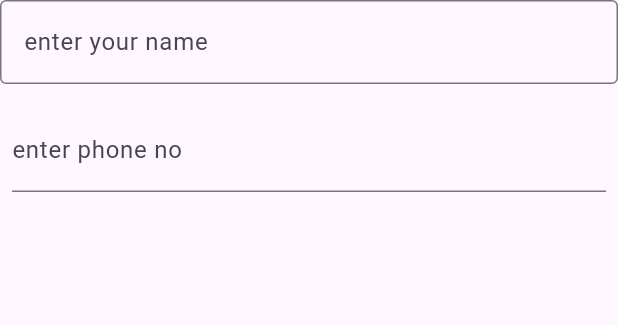
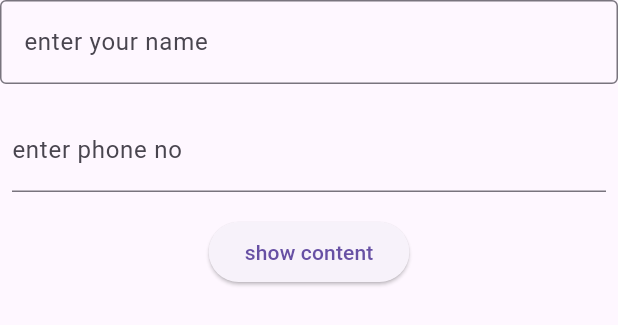
Before and after one commit to abdultanveer/siemens, a Flutter app: the MyForm widget shown alone on an empty page, opened directly, on a phone screen of 412 x 824 dp. Shown: the top 325 px of the screen. Run offline on Flutter 3.47's test engine with Material 3 defaults, Android fonts, the phone set to English and light mode, and no system bars.

Commit message:
texteditingcontroller - get the text from textfield

```diff
--- a/lib/forms/textfield_demo.dart
+++ b/lib/forms/textfield_demo.dart
@@ -17,14 +17,22 @@ class TextFieldApp extends StatelessWidget {
   }
 }
 
-class MyForm extends StatelessWidget {
+class MyForm extends StatefulWidget {
   const MyForm({super.key});
+
+  @override
+  State<MyForm> createState() => _MyFormState();
+}
+//what is builder designn pattern -- flat - 3M , car -2, interior-2 , 1L
+class _MyFormState extends State<MyForm> {
+  final myController = TextEditingController();
 
   @override
   Widget build(BuildContext context) {
     return Column(
       children: [
         TextField(
+          controller: myController,
           decoration: InputDecoration(
             border: OutlineInputBorder(),
             hintText: "enter your name"
@@ -36,7 +44,15 @@ class MyForm extends StatelessWidget {
             border: UnderlineInputBorder(),
             labelText: "enter phone no"
           ),),
-        )
+        ),
+        ElevatedButton(onPressed: (){
+          showDialog(context: context, builder: (context){
+            return AlertDialog(
+              title: Text("showing"),
+              content: Text(myController.text),
+            );
+          });
+        }, child: Text('show content'))
       ],
     );
   }
```
